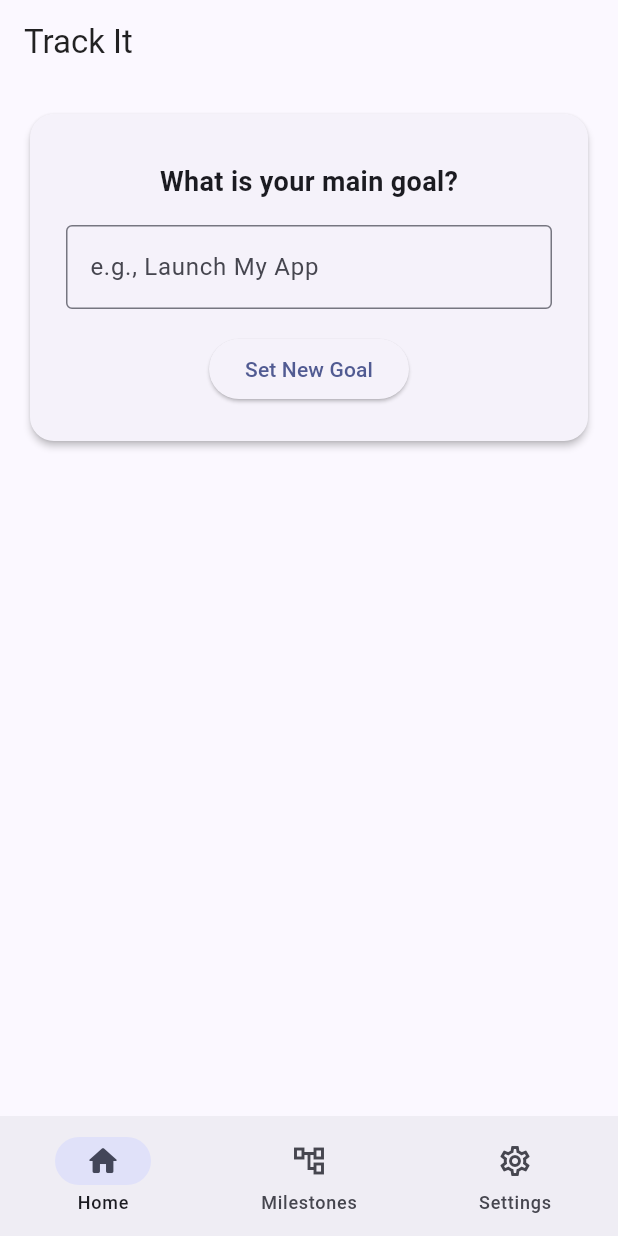
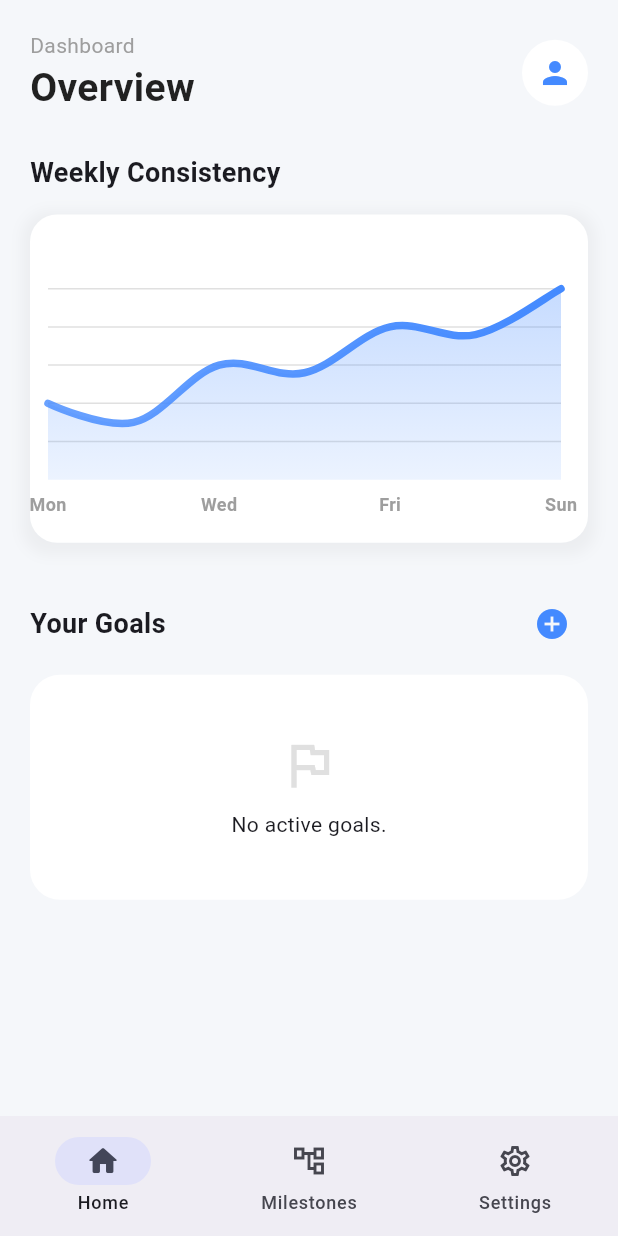
Before and after one commit to MossesRoss/trackit, a Flutter app: the screen it shows once a user with an empty profile is signed in, on a phone screen of 412 x 824 dp. Run offline on Flutter 3.47's test engine with Material 3 defaults, Android fonts, the phone set to English and light mode, and no system bars; drawn by our look-alikes of fl_chart; our stand-ins replace cloud_firestore, firebase_auth, firebase_core, flutter_dotenv, flutter_local_notifications, flutter_secure_storage and 4 more; accounts and stored records are empty.

Commit message:
fix: Fixes all the errors from the new changes

```diff
--- a/lib/reports_page.dart
+++ b/lib/reports_page.dart
@@ -521,7 +521,7 @@ class ArchivedGoalCard extends StatelessWidget {
             )),
         subtitle: Text(
           isAchieved ? 'Achieved!' : 'Given Up',
-          style: TextStyle(color: contentColor.withOpacity(0.8)), // <-- FIX
+          style: TextStyle(color: contentColor.withAlpha(204)), // <-- FIX
         ),
       ),
     );
--- a/lib/ui.dart
+++ b/lib/ui.dart
@@ -34,6 +34,7 @@ import './reports_page.dart';
 import './notification_service.dart';
 import './guide_page.dart';
 import './upgrade_page.dart';
+import 'widgets/sexy_chart.dart';
 
 // --- Keys for SharedPreferences Timer Recovery ---
 const String kRecoveryTimeKey = 'recovery_time_seconds';
@@ -45,236 +46,186 @@ class HomePage extends StatefulWidget {
   final Function(String, Duration) onTimeAdd;
   final VoidCallback onGiveUp;
 
-  const HomePage(
-      {super.key,
-      this.activeGoal,
-      required this.onSetGoal,
-      required this.onTimeAdd,
-      required this.onGiveUp});
+  const HomePage({
+    super.key,
+    this.activeGoal,
+    required this.onSetGoal,
+    required this.onTimeAdd,
+    required this.onGiveUp,
+  });
 
   @override
   State<HomePage> createState() => _HomePageState();
 }
 
 class _HomePageState extends State<HomePage> {
-  String _suggestion = "";
-  bool _isLoading = true;
-
-  Milestone? get _nextMilestone {
-    if (widget.activeGoal == null) return null;
-    for (final milestone in widget.activeGoal!.milestones) {
-      if (!milestone.isCompleted) {
-        return milestone;
-      }
-    }
-    return null;
-  }
-
-  @override
-  void initState() {
-    super.initState();
-    _fetchSuggestion();
-  }
-
-  // --- NEW: Add didUpdateWidget to handle goal changes ---
-  @override
-  void didUpdateWidget(covariant HomePage oldWidget) {
-    super.didUpdateWidget(oldWidget);
-    // If the active goal ID has changed, fetch a new suggestion
-    if (oldWidget.activeGoal?.id != widget.activeGoal?.id) {
-      // Use postFrameCallback to avoid setState during build
-      WidgetsBinding.instance.addPostFrameCallback((_) {
-        if (mounted) {
-          _fetchSuggestion();
-        }
-      });
-    }
-  }
-
-  Future<void> _fetchSuggestion() async {
-    setState(() => _isLoading = true);
-
-    // --- NEW FIX ---
-    // If there's no *next* milestone (either goal is new or finished),
-    // we don't need to show a suggestion tip. The main UI handles this.
-    if (_nextMilestone == null) {
-      if (mounted) {
-        setState(() {
-          _suggestion = ""; // Clear any old suggestion
-          _isLoading = false;
-        });
-      }
-      return; // Don't proceed to fetch
-    }
-    // --- END NEW FIX ---
-
-    // --- v1.5.5 Change: Use FlutterSecureStorage ---
-    const storage = FlutterSecureStorage();
-    final String currentDate = DateFormat('yyyy-MM-dd').format(DateTime.now());
-    final String? currentMilestoneId = _nextMilestone?.id;
-
-    // Check cache first
-    final String? cachedDate = await storage.read(key: 'suggestion_cache_date');
-    final String? cachedMilestoneId =
-        await storage.read(key: 'suggestion_cache_milestone_id');
-    final String? cachedSuggestion =
-        await storage.read(key: 'suggestion_cache_content');
-
-    if (cachedDate == currentDate &&
-        cachedMilestoneId == currentMilestoneId &&
-        cachedSuggestion != null) {
-      if (mounted) {
-        setState(() {
-          _suggestion = cachedSuggestion;
-          _isLoading = false;
-        });
-      }
-      return; // Use cached data
-    }
-
-    // No valid cache, fetch new suggestion
-    final result = await SuggestionService.getSuggestion(
-        widget.activeGoal, _nextMilestone);
-
-    if (mounted) {
-      String textToShow;
-      if (result.suggestion != null) {
-        textToShow = result.suggestion!;
-        // Save to cache
-        await storage.write(key: 'suggestion_cache_date', value: currentDate);
-        await storage.write(
-            key: 'suggestion_cache_milestone_id',
-            value: currentMilestoneId ?? '');
-        await storage.write(key: 'suggestion_cache_content', value: textToShow);
-      } else {
-        // Handle errors and get fallback
-        if (result.error == "NO_API_KEY") {
-          // Updated error message to be more helpful
-          textToShow =
-              "AI features are offline. (Dev: Check _appsScriptUrl in services.dart)";
-          debugPrint("CRITICAL: _appsScriptUrl is not set in services.dart");
-        } else {
-          // API error or network error, get a quote
-          textToShow = await QuoteService.getQuote();
-        }
-      }
-
-      setState(() {
-        _suggestion = textToShow;
-        _isLoading = false;
-      });
-    }
-  }
-
-  // --- MERGE FIX (v1.5.6): Add helper widget for responsive layout ---
-  Widget _buildGoalDisplay(
-      bool isPortrait, double timerSize, double spacerHeight) {
-    // 1. Handle empty/completed goals first
-    if (widget.activeGoal!.milestones.isEmpty) {
-      return const Center(
-        child: Text(
-          "Goal set! Go to the Milestones page to add your first task.",
-          textAlign: TextAlign.center,
-          style: TextStyle(fontSize: 16, fontStyle: FontStyle.italic),
-        ),
-      );
-    }
-    if (_nextMilestone == null) {
-      return const Center(
-        child: Text(
-          "All milestones complete! 🎉",
-          style: TextStyle(fontSize: 18),
-        ),
-      );
-    }
-
-    // 2. Build the individual components
-    final Widget timerWidget = GoalTimerCircle(
-      key: ValueKey(widget.activeGoal!.totalTimeSpent.inSeconds),
-      goal: widget.activeGoal!,
-      nextMilestone: _nextMilestone!,
-      onTimeAdd: widget.onTimeAdd,
-      size: timerSize, // <-- Pass responsive size
-    );
-
-    final Widget suggestionWidget = _isLoading
-        ? const Center(child: CircularProgressIndicator())
-        : Text(
-            _suggestion,
-            textAlign: TextAlign.center,
-            style: TextStyle(
-                fontSize: 16,
-                fontStyle: FontStyle.italic,
-                color: Theme.of(context)
-                    .textTheme
-                    .bodyMedium
-                    ?.color
-                    ?.withAlpha((255 * 0.8).round())),
-          );
-
-    // 3. Return layout based on orientation
-    if (isPortrait) {
-      // --- PORTRAIT LAYOUT ---
-      return Column(
-        mainAxisAlignment: MainAxisAlignment.center,
-        children: [
-          SizedBox(height: spacerHeight),
-          timerWidget,
-          SizedBox(height: spacerHeight),
-          suggestionWidget,
-        ],
-      );
-    } else {
-      // --- LANDSCAPE LAYOUT ---
-      return Row(
-        mainAxisAlignment: MainAxisAlignment.center,
-        crossAxisAlignment: CrossAxisAlignment.center,
-        children: [
-          timerWidget,
-          SizedBox(width: spacerHeight * 2), // Use responsive spacing
-          Flexible(
-            child: suggestionWidget,
-          ),
-        ],
-      );
-    }
-  }
-
   @override
   Widget build(BuildContext context) {
     return Scaffold(
-      appBar: AppBar(
-        title: Text(widget.activeGoal?.title ?? 'Track It'),
-        actions: [
-          if (widget.activeGoal != null)
-            IconButton(
-              icon: const Icon(Icons.outlined_flag_rounded),
-              tooltip: 'Give Up Goal',
-              onPressed: widget.onGiveUp,
+      backgroundColor: const Color(0xFFF5F7FA), // Premium Grey
+      body: SafeArea(
+        child: SingleChildScrollView(
+          padding: const EdgeInsets.all(20.0),
+          child: Column(
+            crossAxisAlignment: CrossAxisAlignment.start,
+            children: [
+              // 1. HEADER
+              const Row(
+                mainAxisAlignment: MainAxisAlignment.spaceBetween,
+                children: [
+                  Column(
+                    crossAxisAlignment: CrossAxisAlignment.start,
+                    children: [
+                      Text('Dashboard',
+                          style: TextStyle(color: Colors.grey, fontSize: 14)),
+                      Text('Overview',
+                          style: TextStyle(
+                              color: Colors.black87,
+                              fontSize: 26,
+                              fontWeight: FontWeight.bold)),
+                    ],
+                  ),
+                  CircleAvatar(
+                    radius: 22,
+                    backgroundColor: Colors.white,
+                    child: Icon(Icons.person, color: Colors.blueAccent),
+                  ),
+                ],
+              ),
+              const SizedBox(height: 25),
+
+              // 2. CHART SECTION
+              const Text('Weekly Consistency',
+                  style: TextStyle(fontSize: 18, fontWeight: FontWeight.bold)),
+              const SizedBox(height: 15),
+              const SexyProgressChart(), // The new widget
+              const SizedBox(height: 30),
+
+              // 3. GOALS SECTION
+              Row(
+                mainAxisAlignment: MainAxisAlignment.spaceBetween,
+                children: [
+                  const Text('Your Goals',
+                      style:
+                          TextStyle(fontSize: 18, fontWeight: FontWeight.bold)),
+                  IconButton(
+                    icon:
+                        const Icon(Icons.add_circle, color: Colors.blueAccent),
+                    onPressed: () {
+                      // Navigate to Add Goal (Assuming AddGoalPage exists in your project)
+                      // Navigator.push(context, MaterialPageRoute(builder: (context) => const AddGoalPage()));
+                    },
+                  ),
+                ],
+              ),
+              const SizedBox(height: 10),
+
+              // 4. GOAL LIST (Modernized)
+              StreamBuilder<List<Goal>>(
+                stream: Provider.of<FirestoreService>(context, listen: false)
+                    .getGoalsStream(),
+                builder: (context, snapshot) {
+                  if (snapshot.connectionState == ConnectionState.waiting) {
+                    return const Center(child: CircularProgressIndicator());
+                  }
+                  if (snapshot.hasError) {
+                    return Center(child: Text('Error: ${snapshot.error}'));
+                  }
+                  final goals = snapshot.data ?? [];
+                  if (goals.isEmpty) {
+                    return _buildEmptyState();
+                  }
+                  return ListView.separated(
+                    shrinkWrap: true,
+                    physics: const NeverScrollableScrollPhysics(),
+                    itemCount: goals.length,
+                    separatorBuilder: (ctx, i) => const SizedBox(height: 15),
+                    itemBuilder: (ctx, i) {
+                      final goal = goals[i];
+                      return _buildGoalCard(context, goal);
+                    },
+                  );
+                },
+              ),
+            ],
+          ),
+        ),
+      ),
+    );
+  }
+
+  Widget _buildEmptyState() {
+    return Container(
+      padding: const EdgeInsets.all(40),
+      decoration: BoxDecoration(
+          color: Colors.white, borderRadius: BorderRadius.circular(20)),
+      child: Center(
+        child: Column(
+          children: [
+            Icon(Icons.flag_outlined, size: 40, color: Colors.grey[300]),
+            const SizedBox(height: 10),
+            const Text("No active goals."),
+          ],
+        ),
+      ),
+    );
+  }
+
+  Widget _buildGoalCard(BuildContext context, dynamic goal) {
+    // Assuming 'goal' has a title. Adjust 'progress' logic if your model supports it.
+
+    return GestureDetector(
+      onTap: () {
+        Navigator.push(
+          context,
+          MaterialPageRoute(builder: (context) => GoalDetailsPage(goal: goal)),
+        );
+      },
+      child: Container(
+        padding: const EdgeInsets.all(16),
+        decoration: BoxDecoration(
+          color: Colors.white,
+          borderRadius: BorderRadius.circular(20),
+          boxShadow: [
+            BoxShadow(
+                color: Colors.black.withAlpha(10),
+                blurRadius: 15,
+                offset: const Offset(0, 5))
+          ],
+        ),
+        child: Row(
+          children: [
+            Container(
+              padding: const EdgeInsets.all(12),
+              decoration: BoxDecoration(
+                color: Colors.blueAccent.withAlpha(26),
+                borderRadius: BorderRadius.circular(15),
+              ),
+              child: const Icon(Icons.star_rounded, color: Colors.blueAccent),
             ),
-        ],
+            const SizedBox(width: 15),
+            Expanded(
+              child: Column(
+                crossAxisAlignment: CrossAxisAlignment.start,
+                children: [
+                  Text(goal.title ?? "Untitled",
+                      style: const TextStyle(
+                          fontWeight: FontWeight.bold, fontSize: 16)),
+                  const SizedBox(height: 6),
+                  LinearProgressIndicator(
+                    value: 0.5, // Placeholder for actual progress
+                    backgroundColor: Colors.grey[100],
+                    color: Colors.blueAccent,
+                    minHeight: 6,
+                    borderRadius: BorderRadius.circular(10),
+                  ),
+                ],
+              ),
+            ),
+            const Icon(Icons.arrow_forward_ios, size: 14, color: Colors.grey),
+          ],
+        ),
       ),
-      // --- MERGE FIX (v1.5.6): Re-apply OrientationBuilder and SingleChildScrollView ---
-      body: OrientationBuilder(
-        builder: (context, orientation) {
-          final isPortrait = orientation == Orientation.portrait;
-          final double timerSize = isPortrait ? 200.0 : 140.0;
-          final double spacerHeight = isPortrait ? 40.0 : 20.0;
-
-          return SingleChildScrollView(
-            physics: const AlwaysScrollableScrollPhysics(),
-            child: Center(
-              child: Padding(
-                padding: const EdgeInsets.all(16.0),
-                child: widget.activeGoal == null
-                    ? GoalSetterCard(onSetGoal: widget.onSetGoal)
-                    : _buildGoalDisplay(isPortrait, timerSize, spacerHeight),
-              ),
-            ),
-          );
-        },
-      ),
-      // --- END OF MERGE FIX ---
     );
   }
 }
@@ -462,7 +413,7 @@ class _GoalTimerCircleState extends State<GoalTimerCircle>
     final TextStyle unitStyle = TextStyle(
       fontSize: fontSize,
       fontWeight: FontWeight.normal,
-      color: primaryColor.withOpacity(0.5), // <-- Reduced opacity
+      color: primaryColor.withAlpha(128), // <-- Reduced opacity
     );
 
     final List<TextSpan> spans = [];
@@ -520,7 +471,7 @@ class _GoalTimerCircleState extends State<GoalTimerCircle>
               height: widget.size - 20,
               decoration: BoxDecoration(
                 shape: BoxShape.circle,
-                color: primaryColor.withOpacity(0.1),
+                color: primaryColor.withAlpha(26),
               ),
             ),
             // AnimatedCrossFade for text
@@ -862,7 +813,7 @@ class SettingsPage extends StatelessWidget {
                   color: Theme.of(context)
                       .colorScheme
                       .onPrimaryContainer
-                      .withOpacity(0.8),
+                      .withAlpha(204),
                 ),
               ),
               // --- MOD: Changed onTap to navigate to the new page ---
@@ -1148,15 +1099,13 @@ class MilestoneNode extends StatelessWidget {
     // --- FIX: Use theme-aware colors for dark mode ---
     final Color lightColor;
     if (milestone.isCompleted) {
-      lightColor = Colors.green.withOpacity(0.1);
+      lightColor = Colors.green.withAlpha(26);
     } else if (milestone.isUnlocked) {
-      lightColor = Theme.of(context).colorScheme.primary.withOpacity(0.1);
+      lightColor = Theme.of(context).colorScheme.primary.withAlpha(26);
     } else {
       // FIX: Replaced deprecated .surfaceVariant with .surfaceContainerHighest
-      lightColor = Theme.of(context)
-          .colorScheme
-          .surfaceContainerHighest
-          .withOpacity(0.5);
+      lightColor =
+          Theme.of(context).colorScheme.surfaceContainerHighest.withAlpha(128);
     }
 
     final Color? subtitleColor = milestone.isUnlocked
@@ -1203,7 +1152,7 @@ class MilestoneNode extends StatelessWidget {
               color: lightColor,
               shape: RoundedRectangleBorder(
                 borderRadius: BorderRadius.circular(12),
-                side: BorderSide(color: primaryColor.withOpacity(0.5)),
+                side: BorderSide(color: primaryColor.withAlpha(128)),
               ),
               child: ExpansionTile(
                 enabled: milestone.isUnlocked,
--- /dev/null
+++ b/lib/widgets/sexy_chart.dart
@@ -0,0 +1,128 @@
+import 'package:fl_chart/fl_chart.dart';
+import 'package:flutter/material.dart';
+
+class SexyProgressChart extends StatelessWidget {
+  final bool isDark;
+  const SexyProgressChart({super.key, this.isDark = false});
+
+  @override
+  Widget build(BuildContext context) {
+    // Colors based on theme/mode
+    final Color mainColor = isDark ? Colors.cyanAccent : Colors.blueAccent;
+    final Color belowColor = mainColor.withAlpha(26);
+    final Color gridColor = isDark ? Colors.white10 : Colors.black12;
+
+    return AspectRatio(
+      aspectRatio: 1.70,
+      child: Container(
+        decoration: BoxDecoration(
+          borderRadius: const BorderRadius.all(Radius.circular(18)),
+          color: isDark ? const Color(0xff232d37) : Colors.white,
+          boxShadow: [
+            if (!isDark)
+              BoxShadow(
+                color: Colors.grey.withAlpha(26),
+                spreadRadius: 5,
+                blurRadius: 7,
+                offset: const Offset(0, 3),
+              ),
+          ],
+        ),
+        child: Padding(
+          padding:
+              const EdgeInsets.only(right: 18, left: 12, top: 24, bottom: 12),
+          child: LineChart(
+            mainData(mainColor, belowColor, gridColor),
+          ),
+        ),
+      ),
+    );
+  }
+
+  LineChartData mainData(Color mainColor, Color belowColor, Color gridColor) {
+    return LineChartData(
+      gridData: FlGridData(
+        show: true,
+        drawVerticalLine: false,
+        horizontalInterval: 1,
+        getDrawingHorizontalLine: (value) => FlLine(
+          color: gridColor,
+          strokeWidth: 1,
+        ),
+      ),
+      titlesData: FlTitlesData(
+        show: true,
+        rightTitles:
+            const AxisTitles(sideTitles: SideTitles(showTitles: false)),
+        topTitles: const AxisTitles(sideTitles: SideTitles(showTitles: false)),
+        bottomTitles: AxisTitles(
+          sideTitles: SideTitles(
+            showTitles: true,
+            reservedSize: 30,
+            interval: 1,
+            getTitlesWidget: bottomTitleWidgets,
+          ),
+        ),
+        leftTitles: const AxisTitles(sideTitles: SideTitles(showTitles: false)),
+      ),
+      borderData: FlBorderData(show: false),
+      minX: 0,
+      maxX: 6,
+      minY: 0,
+      maxY: 6,
+      lineBarsData: [
+        LineChartBarData(
+          // REALITY CHECK: Connection to real DB would happen here.
+          // For now, we define the visual structure.
+          spots: const [
+            FlSpot(0, 2),
+            FlSpot(1, 1.5),
+            FlSpot(2, 3),
+            FlSpot(3, 2.8),
+            FlSpot(4, 4),
+            FlSpot(5, 3.8),
+            FlSpot(6, 5),
+          ],
+          isCurved: true,
+          gradient:
+              LinearGradient(colors: [mainColor.withAlpha(204), mainColor]),
+          barWidth: 5,
+          isStrokeCapRound: true,
+          dotData: const FlDotData(show: false),
+          belowBarData: BarAreaData(
+            show: true,
+            gradient: LinearGradient(
+              colors: [mainColor.withAlpha(77), belowColor],
+              begin: Alignment.topCenter,
+              end: Alignment.bottomCenter,
+            ),
+          ),
+        ),
+      ],
+    );
+  }
+
+  Widget bottomTitleWidgets(double value, TitleMeta meta) {
+    const style = TextStyle(
+        fontWeight: FontWeight.bold, fontSize: 12, color: Colors.grey);
+    Widget text;
+    switch (value.toInt()) {
+      case 0:
+        text = const Text('Mon', style: style);
+        break;
+      case 2:
+        text = const Text('Wed', style: style);
+        break;
+      case 4:
+        text = const Text('Fri', style: style);
+        break;
+      case 6:
+        text = const Text('Sun', style: style);
+        break;
+      default:
+        text = const Text('', style: style);
+        break;
+    }
+    return SideTitleWidget(axisSide: meta.axisSide, child: text);
+  }
+}
```
Also changed, not shown: lib/main.dart (+49 -26 lines).
